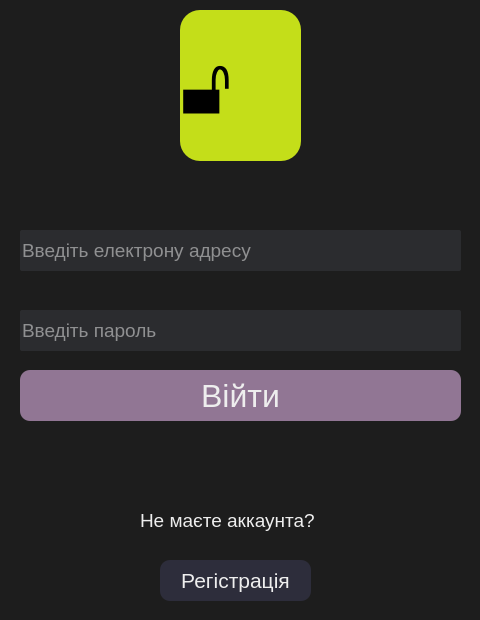
One-Touch-Organization/Login-screen, file login.ui: the form before one commit.
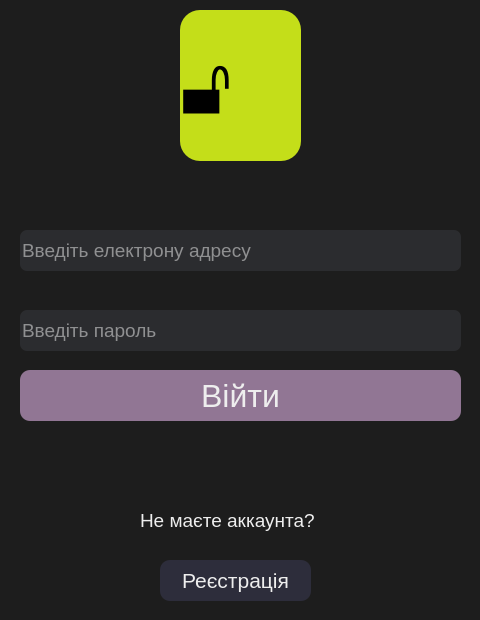
The form after the commit.

Patch:
```diff
--- a/login.ui
+++ b/login.ui
@@ -29,8 +29,9 @@
     <string notr="true">color: rgb(243, 243, 243);
 font-size:14pt;
 background-color: rgba(47,49,52,200);
-border-radius:2px;
-border-bottom-color:rgba(46,82,101,255)</string>
+border-radius:7px;
+border-bottom-color:rgba(46,82,101,255)
+</string>
    </property>
    <property name="text">
     <string/>
@@ -52,7 +53,7 @@
     <string notr="true">color: rgb(243, 243, 243);
 font-size:14pt;
 background-color: rgba(47,49,52,200);
-border-radius:2px;
+border-radius:7px;
 border-bottom-color:rgba(46,82,101,255)</string>
    </property>
    <property name="placeholderText">
@@ -115,7 +116,7 @@
 </string>
    </property>
    <property name="text">
-    <string>Регістрація</string>
+    <string>Реєстрація</string>
    </property>
   </widget>
   <widget class="QLabel" name="label_5">
```
Left out of the diff: 20 changed lines with no effect on the pictures.
